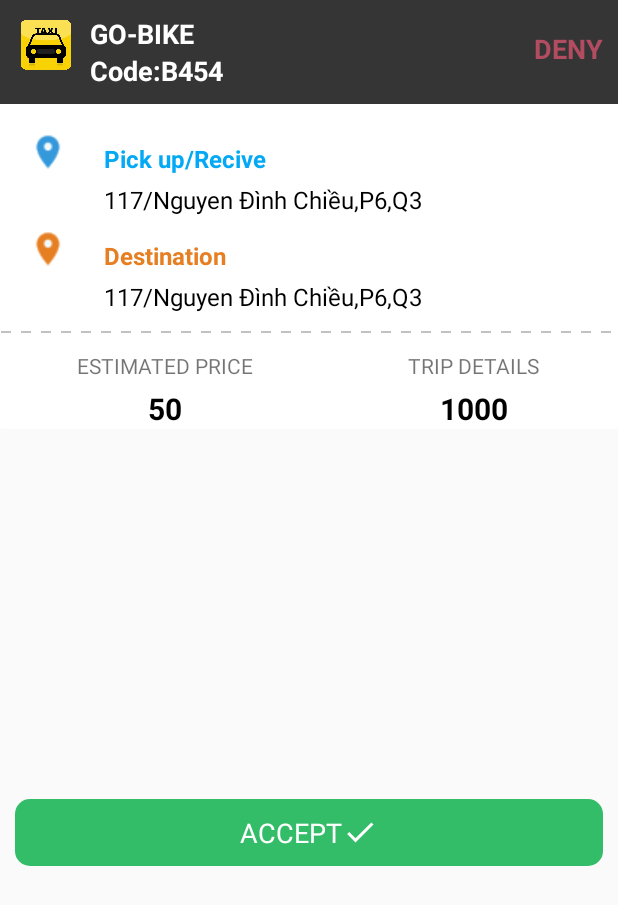
After one commit to MrLongg71/FpolyBookCarDriver, an Android app: the layout custom_dialog_pickupcustomer.xml on its own in the app's theme, with its tools: preview values and no code run, on a phone screen of 412 x 824 dp. The commit adds this screen. Shown: the top 905 px of the screen. Run offline under Robolectric (Android 15) with nearby library versions, the phone set to English and light mode, and no system bars.

Commit message:
add alerdialog pickup customer and add broadcast receiver

```diff
--- a/app/build.gradle
+++ b/app/build.gradle
@@ -36,6 +36,7 @@ dependencies {
     implementation 'de.hdodenhof:circleimageview:3.0.1'
     implementation 'com.google.firebase:firebase-messaging:20.0.0'
     implementation 'com.github.d-max:spots-dialog:1.1@aar'
+    implementation 'com.emredavarci:CircleProgressBar:1.0.8'
 
 
     //** FireBase**//
--- a/app/src/main/java/vn/fpoly/fpolybookcardrive/Activity/SplashScreenActivity.java
+++ b/app/src/main/java/vn/fpoly/fpolybookcardrive/Activity/SplashScreenActivity.java
@@ -16,6 +16,8 @@ import android.util.Log;
 import android.view.WindowManager;
 import android.view.animation.Animation;
 import android.view.animation.AnimationUtils;
+import android.widget.Button;
+import android.widget.EditText;
 import android.widget.ImageView;
 import android.widget.LinearLayout;
 import android.widget.TextView;
--- /dev/null
+++ b/app/src/main/res/drawable/ic_check_black_24dp.xml
@@ -0,0 +1,5 @@
+<vector android:height="24dp" android:tint="#FFFFFF"
+    android:viewportHeight="24.0" android:viewportWidth="24.0"
+    android:width="24dp" xmlns:android="http://schemas.android.com/apk/res/android">
+    <path android:fillColor="#FF000000" android:pathData="M9,16.17L4.83,12l-1.42,1.41L9,19 21,7l-1.41,-1.41z"/>
+</vector>
--- /dev/null
+++ b/app/src/main/res/drawable/view_dashed.xml
@@ -0,0 +1,10 @@
+<?xml version="1.0" encoding="utf-8"?>
+<shape xmlns:android="http://schemas.android.com/apk/res/android"
+    android:shape="line">
+
+    <stroke
+        android:color="#C2C0C0"
+        android:dashWidth="10px"
+        android:dashGap="10px"
+        android:width="1dp"/>
+</shape>
--- /dev/null
+++ b/app/src/main/res/layout/custom_dialog_pickupcustomer.xml
@@ -0,0 +1,284 @@
+<?xml version="1.0" encoding="utf-8"?>
+<LinearLayout xmlns:android="http://schemas.android.com/apk/res/android"
+    xmlns:app="http://schemas.android.com/apk/res-auto"
+    xmlns:cpb="http://schemas.android.com/tools"
+    android:layout_width="match_parent"
+    android:layout_height="match_parent"
+    android:orientation="vertical">
+
+    <LinearLayout
+
+        android:layout_width="match_parent"
+        android:layout_height="wrap_content"
+        android:orientation="vertical">
+
+        <RelativeLayout
+            android:layout_width="match_parent"
+            android:layout_height="wrap_content"
+            android:background="#353535"
+            android:padding="10dp">
+
+            <ImageView
+                android:id="@+id/imgIconapp"
+                android:layout_width="40dp"
+                android:layout_height="40dp"
+                android:src="@drawable/iconapp">
+
+            </ImageView>
+
+            <TextView
+                android:id="@+id/txtTypeCar"
+                android:layout_width="wrap_content"
+                android:layout_height="wrap_content"
+                android:layout_marginLeft="10dp"
+                android:layout_toRightOf="@id/imgIconapp"
+                android:text="GO-BIKE"
+                android:textColor="#fff"
+                android:textSize="18dp"
+                android:textStyle="bold">
+
+            </TextView>
+
+            <TextView
+                android:layout_width="wrap_content"
+                android:layout_height="wrap_content"
+                android:layout_below="@+id/txtTypeCar"
+                android:layout_marginLeft="10dp"
+                android:layout_toRightOf="@id/imgIconapp"
+                android:text="Code:B454"
+                android:textColor="#fff"
+                android:textSize="18dp"
+                android:textStyle="bold">
+
+            </TextView>
+
+            <TextView
+                android:layout_width="wrap_content"
+                android:layout_height="wrap_content"
+                android:layout_alignParentRight="true"
+                android:layout_marginLeft="10dp"
+                android:layout_marginTop="10dp"
+                android:text="DENY"
+                android:textColor="#B24C61"
+                android:textSize="18dp"
+                android:textStyle="bold">
+
+            </TextView>
+
+        </RelativeLayout>
+
+    </LinearLayout>
+
+    <androidx.cardview.widget.CardView
+        android:layout_width="match_parent"
+        android:layout_height="wrap_content">
+
+        <LinearLayout
+            android:layout_width="match_parent"
+            android:layout_height="wrap_content"
+            android:orientation="vertical"
+            android:padding="10dp">
+
+            <RelativeLayout
+                android:id="@+id/linePlace"
+                android:layout_width="match_parent"
+                android:layout_height="wrap_content"
+                android:orientation="horizontal">
+
+                <ImageView
+                    android:id="@+id/imgIconBlue"
+                    android:layout_width="wrap_content"
+                    android:layout_height="wrap_content"
+                    android:padding="10dp"
+                    android:src="@drawable/iconblue">
+
+                </ImageView>
+
+                <LinearLayout
+                    android:layout_width="wrap_content"
+                    android:layout_height="wrap_content"
+                    android:layout_marginLeft="15dp"
+                    android:layout_marginTop="15dp"
+                    android:layout_toRightOf="@id/imgIconBlue"
+                    android:orientation="vertical">
+
+                    <TextView
+                        android:layout_width="wrap_content"
+                        android:layout_height="wrap_content"
+                        android:layout_gravity="bottom"
+                        android:gravity="bottom"
+                        android:text="Pick up/Recive"
+                        android:textColor="#03A9F4"
+                        android:textSize="16dp"
+                        android:textStyle="bold">
+
+                    </TextView>
+
+                    <TextView
+                        android:layout_width="wrap_content"
+                        android:layout_height="wrap_content"
+                        android:layout_marginTop="5dp"
+                        android:text="117/Nguyen Đình Chiều,P6,Q3"
+                        android:textColor="#000000"
+                        android:textSize="16dp">
+
+                    </TextView>
+                </LinearLayout>
+            </RelativeLayout>
+
+            <RelativeLayout
+
+                android:layout_width="match_parent"
+                android:layout_height="wrap_content"
+                android:orientation="horizontal">
+
+                <ImageView
+                    android:id="@+id/imgIconYelow"
+                    android:layout_width="wrap_content"
+                    android:layout_height="wrap_content"
+                    android:padding="10dp"
+                    android:src="@drawable/iconyellow">
+
+                </ImageView>
+
+                <LinearLayout
+                    android:layout_width="wrap_content"
+                    android:layout_height="wrap_content"
+                    android:layout_marginLeft="15dp"
+                    android:layout_marginTop="15dp"
+                    android:layout_toRightOf="@id/imgIconYelow"
+                    android:orientation="vertical">
+
+                    <TextView
+                        android:layout_width="wrap_content"
+                        android:layout_height="wrap_content"
+                        android:layout_gravity="bottom"
+                        android:gravity="bottom"
+                        android:text="Destination"
+                        android:textColor="#E67E22"
+                        android:textSize="16dp"
+                        android:textStyle="bold">
+
+                    </TextView>
+
+                    <TextView
+                        android:layout_width="wrap_content"
+                        android:layout_height="wrap_content"
+                        android:layout_marginTop="5dp"
+                        android:text="117/Nguyen Đình Chiều,P6,Q3"
+                        android:textColor="#000000"
+                        android:textSize="16dp">
+
+                    </TextView>
+                </LinearLayout>
+            </RelativeLayout>
+
+        </LinearLayout>
+
+
+    </androidx.cardview.widget.CardView>
+
+    <androidx.cardview.widget.CardView
+        android:layout_width="match_parent"
+        android:layout_height="wrap_content">
+
+        <ImageView
+            android:layout_width="match_parent"
+            android:layout_height="5dp"
+            android:src="@drawable/view_dashed">
+
+        </ImageView>
+
+        <LinearLayout
+            android:layout_width="match_parent"
+            android:layout_height="wrap_content"
+            android:layout_marginTop="15dp"
+            android:gravity="center">
+
+            <LinearLayout
+                android:layout_width="wrap_content"
+                android:layout_height="wrap_content"
+                android:layout_weight="1"
+                android:gravity="center"
+                android:orientation="vertical">
+
+                <TextView
+                    android:layout_width="wrap_content"
+                    android:layout_height="wrap_content"
+                    android:text="ESTIMATED PRICE" />
+
+                <TextView
+                    android:layout_width="wrap_content"
+                    android:layout_height="wrap_content"
+                    android:layout_marginTop="5dp"
+                    android:text="50"
+                    android:textColor="#000000"
+                    android:textSize="20dp"
+                    android:textStyle="bold" />
+            </LinearLayout>
+
+
+            <LinearLayout
+                android:layout_width="wrap_content"
+                android:layout_height="wrap_content"
+                android:layout_weight="1"
+                android:gravity="center"
+                android:orientation="vertical">
+
+                <TextView
+                    android:layout_width="wrap_content"
+                    android:layout_height="wrap_content"
+                    android:text="TRIP DETAILS" />
+
+                <TextView
+                    android:layout_width="wrap_content"
+                    android:layout_height="wrap_content"
+                    android:layout_marginTop="5dp"
+                    android:text="1000"
+                    android:textColor="#000000"
+                    android:textSize="20dp"
+                    android:textStyle="bold" />
+            </LinearLayout>
+
+        </LinearLayout>
+    </androidx.cardview.widget.CardView>
+
+
+    <RelativeLayout
+        android:layout_width="match_parent"
+        android:layout_height="match_parent"
+        android:orientation="horizontal">
+
+        <RelativeLayout
+            android:id="@+id/btnAccept"
+            android:layout_width="match_parent"
+            android:layout_height="wrap_content"
+            android:layout_centerInParent="true"
+            android:layout_margin="10dp"
+            android:background="@drawable/custom_button_login"
+            android:backgroundTint="#33bd68"
+            android:gravity="center"
+            android:padding="10dp">
+
+            <TextView
+                android:id="@+id/txtAccept"
+                android:layout_width="wrap_content"
+                android:layout_height="wrap_content"
+                android:text="ACCEPT"
+                android:textColor="#fff"
+                android:textSize="18dp">
+
+            </TextView>
+
+            <ImageView
+                android:layout_width="wrap_content"
+                android:layout_height="wrap_content"
+                android:layout_toRightOf="@+id/txtAccept"
+                android:src="@drawable/ic_check_black_24dp">
+
+            </ImageView>
+
+        </RelativeLayout>
+
+    </RelativeLayout>
+</LinearLayout>
--- a/build.gradle
+++ b/build.gradle
@@ -7,7 +7,7 @@ buildscript {
 
     }
     dependencies {
-        classpath 'com.android.tools.build:gradle:3.4.2'
+        classpath 'com.android.tools.build:gradle:3.5.2'
         classpath 'com.google.gms:google-services:4.3.2'
         // NOTE: Do not place your application dependencies here; they belong
         // in the individual module build.gradle files
```
Also changed, not shown: app/src/main/AndroidManifest.xml (+13 -18 lines), app/src/main/java/vn/fpoly/fpolybookcardrive/Activity/HomeActivity.java (+52 -1 lines), app/src/main/java/vn/fpoly/fpolybookcardrive/model/objectclass/Driver.java (+45 -16 lines), app/src/main/java/vn/fpoly/fpolybookcardrive/service/FirebaseCloudMessage.java (+8 -2 lines), app/src/main/java/vn/fpoly/fpolybookcardrive/view/splashscreen/fragment/SigninFragment.java (+38 -4 lines), app/src/main/res/drawable/progressbar_timer.xml (added, +33 -0 lines), app/src/main/res/layout/fragmentlogin.xml (+13 -1 lines), app/src/main/res/drawable/iconblue.png (added), app/src/main/res/drawable/iconyellow.png (added), 1 other file.
